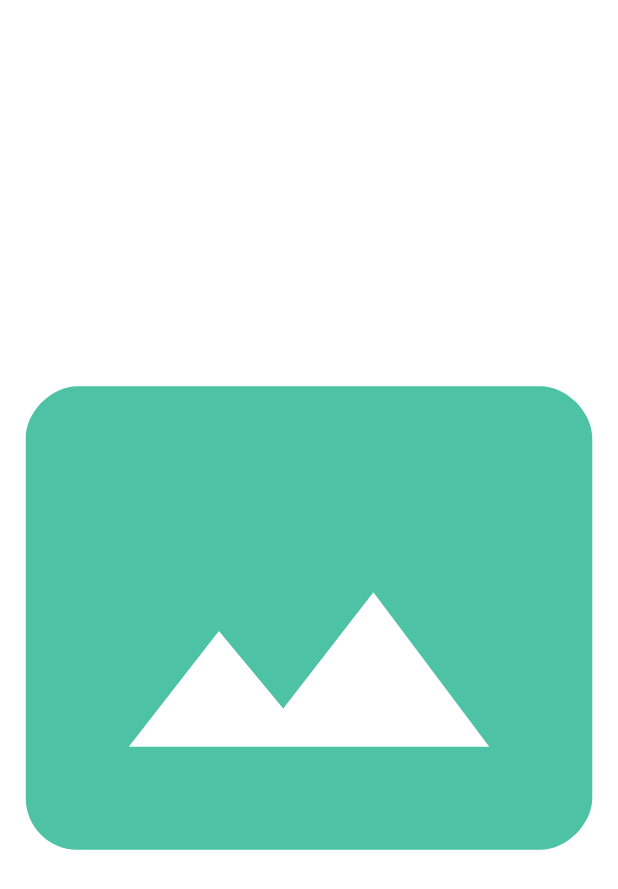
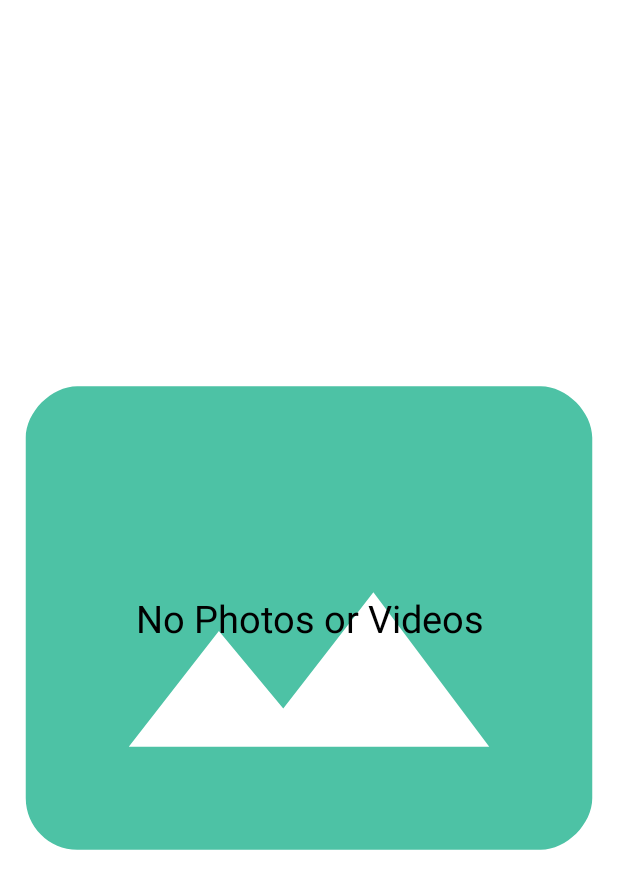
Before and after one commit to koushick123/FlipCam, an Android app: the MediaActivity screen opened directly, with no data from a screen before it, on a phone screen of 412 x 824 dp. Shown: the top 889 px of the screen. Run offline under Robolectric (Android 15) with nearby library versions, the phone set to English and light mode, and no system bars; 2 statements that could not run were skipped.

Commit message:
Feat: Make UI changes 1) Make UI changes for top and media controls. 2) Add no image text for no image placeholder. 3) Remove unnecessary files.

```diff
--- a/app/src/main/java/com/flipcam/PhotoFragment.java
+++ b/app/src/main/java/com/flipcam/PhotoFragment.java
@@ -237,7 +237,7 @@ public class PhotoFragment extends Fragment {
         TextView recordSavedText = new TextView(getActivity());
         recordSavedText.setText(getResources().getString(R.string.IMAGE_SAVED));
         ImageView recordSavedImg = new ImageView(getActivity());
-        recordSavedImg.setImageDrawable(getResources().getDrawable(R.drawable.ic_done_white_24dp));
+        recordSavedImg.setImageDrawable(getResources().getDrawable(R.drawable.ic_done_white));
         recordSavedText.setPadding((int)getResources().getDimension(R.dimen.recordSavePadding),(int)getResources().getDimension(R.dimen.recordSavePadding),
                 (int)getResources().getDimension(R.dimen.recordSavePadding),(int)getResources().getDimension(R.dimen.recordSavePadding));
         recordSavedText.setTextColor(getResources().getColor(R.color.saveText));
--- a/app/src/main/java/com/flipcam/VideoFragment.java
+++ b/app/src/main/java/com/flipcam/VideoFragment.java
@@ -283,7 +283,7 @@ public class VideoFragment extends android.app.Fragment{
         TextView recordSavedText = new TextView(getActivity());
         recordSavedText.setText(getResources().getString(R.string.RECORD_SAVED));
         ImageView recordSavedImg = new ImageView(getActivity());
-        recordSavedImg.setImageDrawable(getResources().getDrawable(R.drawable.ic_done_white_24dp));
+        recordSavedImg.setImageDrawable(getResources().getDrawable(R.drawable.ic_done_white));
         recordSavedText.setPadding((int)getResources().getDimension(R.dimen.recordSavePadding),(int)getResources().getDimension(R.dimen.recordSavePadding),
                 (int)getResources().getDimension(R.dimen.recordSavePadding),(int)getResources().getDimension(R.dimen.recordSavePadding));
         recordSavedText.setTextColor(getResources().getColor(R.color.saveText));
--- a/app/src/main/res/drawable/ic_play_arrow_white_24dp.xml
+++ b/app/src/main/res/drawable/ic_delete.xml
@@ -4,6 +4,6 @@
         android:viewportWidth="24.0"
         android:viewportHeight="24.0">
     <path
-        android:fillColor="#ff000000"
-        android:pathData="M8,5v14l11,-7z"/>
+        android:fillColor="@color/turqoise"
+        android:pathData="M6,19c0,1.1 0.9,2 2,2h8c1.1,0 2,-0.9 2,-2V7H6v12zM19,4h-3.5l-1,-1h-5l-1,1H5v2h14V4z"/>
 </vector>
--- a/app/src/main/res/drawable/ic_no_media.xml
+++ b/app/src/main/res/drawable/ic_no_media.xml
@@ -1,4 +1,4 @@
 <vector android:height="100dp" android:viewportHeight="24.0"
     android:viewportWidth="24.0" android:width="100dp" xmlns:android="http://schemas.android.com/apk/res/android">
-    <path android:fillColor="@color/progressFill" android:pathData="M21,3H3C2,3 1,4 1,5v14c0,1.1 0.9,2 2,2h18c1,0 2,-1 2,-2V5c0,-1 -1,-2 -2,-2zM5,17l3.5,-4.5 2.5,3.01L14.5,11l4.5,6H5z"/>
+    <path android:fillColor="@color/turqoise" android:pathData="M21,3H3C2,3 1,4 1,5v14c0,1.1 0.9,2 2,2h18c1,0 2,-1 2,-2V5c0,-1 -1,-2 -2,-2zM5,17l3.5,-4.5 2.5,3.01L14.5,11l4.5,6H5z"/>
 </vector>
--- a/app/src/main/res/drawable/ic_pause_white_24dp.xml
+++ b/app/src/main/res/drawable/ic_pause.xml
@@ -4,6 +4,6 @@
         android:viewportWidth="24.0"
         android:viewportHeight="24.0">
     <path
-        android:fillColor="#FF000000"
+        android:fillColor="@color/turqoise"
         android:pathData="M6,19h4L10,5L6,5v14zM14,5v14h4L18,5h-4z"/>
 </vector>
--- a/app/src/main/res/drawable/ic_delete_black_24dp.xml
+++ b/app/src/main/res/drawable/ic_play_arrow.xml
@@ -4,6 +4,6 @@
         android:viewportWidth="24.0"
         android:viewportHeight="24.0">
     <path
-        android:fillColor="#FF000000"
-        android:pathData="M6,19c0,1.1 0.9,2 2,2h8c1.1,0 2,-0.9 2,-2V7H6v12zM19,4h-3.5l-1,-1h-5l-1,1H5v2h14V4z"/>
+        android:fillColor="@color/turqoise"
+        android:pathData="M8,5v14l11,-7z"/>
 </vector>
--- a/app/src/main/res/drawable/ic_share_white_24dp.xml
+++ b/app/src/main/res/drawable/ic_share.xml
@@ -4,6 +4,6 @@
         android:viewportWidth="24.0"
         android:viewportHeight="24.0">
     <path
-        android:fillColor="#FFFFFFFF"
+        android:fillColor="@color/turqoise"
         android:pathData="M18,16.08c-0.76,0 -1.44,0.3 -1.96,0.77L8.91,12.7c0.05,-0.23 0.09,-0.46 0.09,-0.7s-0.04,-0.47 -0.09,-0.7l7.05,-4.11c0.54,0.5 1.25,0.81 2.04,0.81 1.66,0 3,-1.34 3,-3s-1.34,-3 -3,-3 -3,1.34 -3,3c0,0.24 0.04,0.47 0.09,0.7L8.04,9.81C7.5,9.31 6.79,9 6,9c-1.66,0 -3,1.34 -3,3s1.34,3 3,3c0.79,0 1.5,-0.31 2.04,-0.81l7.12,4.16c-0.05,0.21 -0.08,0.43 -0.08,0.65 0,1.61 1.31,2.92 2.92,2.92 1.61,0 2.92,-1.31 2.92,-2.92s-1.31,-2.92 -2.92,-2.92z"/>
 </vector>
--- a/app/src/main/res/drawable/ic_share_black_24dp.xml
+++ /dev/null
@@ -1,9 +0,0 @@
-<vector xmlns:android="http://schemas.android.com/apk/res/android"
-        android:width="24dp"
-        android:height="24dp"
-        android:viewportWidth="24.0"
-        android:viewportHeight="24.0">
-    <path
-        android:fillColor="#FF000000"
-        android:pathData="M18,16.08c-0.76,0 -1.44,0.3 -1.96,0.77L8.91,12.7c0.05,-0.23 0.09,-0.46 0.09,-0.7s-0.04,-0.47 -0.09,-0.7l7.05,-4.11c0.54,0.5 1.25,0.81 2.04,0.81 1.66,0 3,-1.34 3,-3s-1.34,-3 -3,-3 -3,1.34 -3,3c0,0.24 0.04,0.47 0.09,0.7L8.04,9.81C7.5,9.31 6.79,9 6,9c-1.66,0 -3,1.34 -3,3s1.34,3 3,3c0.79,0 1.5,-0.31 2.04,-0.81l7.12,4.16c-0.05,0.21 -0.08,0.43 -0.08,0.65 0,1.61 1.31,2.92 2.92,2.92 1.61,0 2.92,-1.31 2.92,-2.92s-1.31,-2.92 -2.92,-2.92z"/>
-</vector>
--- a/app/src/main/res/layout/activity_media.xml
+++ b/app/src/main/res/layout/activity_media.xml
@@ -10,7 +10,20 @@
         android:layout_weight="0.5"
         android:background="@color/mediaControlColor"
         android:src="@drawable/ic_no_media"
-        android:visibility="gone" />
+        android:visibility="gone"
+         />
+
+    <TextView
+        android:id="@+id/noImageText"
+        android:layout_width="match_parent"
+        android:layout_height="wrap_content"
+        android:layout_gravity="center"
+        android:gravity="center"
+        android:text="@string/NO_IMAGE"
+        android:textSize="@dimen/noImageTextSize"
+        android:textColor="@color/noImageTextColor"
+        android:visibility="gone"
+        />
 
     <android.support.v4.view.ViewPager xmlns:android="http://schemas.android.com/apk/res/android"
         android:id="@+id/mediaPager"
@@ -20,7 +33,7 @@
     <LinearLayout xmlns:android="http://schemas.android.com/apk/res/android"
         android:id="@+id/topMediaControls"
         android:layout_width="match_parent"
-        android:layout_height="50dp"
+        android:layout_height="@dimen/topMediaBarPortrait"
         android:layout_gravity="top"
         android:gravity="center_vertical"
         android:background="@color/mediaControlColor"
@@ -32,7 +45,7 @@
             android:layout_height="wrap_content"
             android:layout_weight="0.5"
             android:background="@color/mediaControlColor"
-            android:src="@drawable/ic_delete_black_24dp" />
+            android:src="@drawable/ic_delete" />
 
         <ImageButton
             android:id="@+id/shareMedia"
@@ -40,7 +53,7 @@
             android:layout_height="wrap_content"
             android:layout_weight="0.5"
             android:background="@color/mediaControlColor"
-            android:src="@drawable/ic_share_black_24dp" />
+            android:src="@drawable/ic_share" />
 
     </LinearLayout>
     <LinearLayout
@@ -93,10 +106,10 @@
                 android:layout_width="wrap_content"
                 android:layout_height="50dp"
                 android:layout_gravity="center"
-                android:layout_weight="0.2"
+                android:layout_weight="0.1"
                 android:background="@color/mediaControlColor"
                 android:scaleType="centerCrop"
-                android:src="@drawable/ic_play_arrow_white_24dp" />
+                android:src="@drawable/ic_play_arrow" />
         </LinearLayout>
     </LinearLayout>
 </FrameLayout>
--- a/app/src/main/res/values/colors.xml
+++ b/app/src/main/res/values/colors.xml
@@ -13,14 +13,14 @@
     <color name="thumbnailPlaceholder">#686565</color>
     //Progress fill color for zoombar
     <color name="progressFill">#4dc2a5</color>
+    //Theme color for the app
+    <color name="turqoise">#4dc2a5</color>
     //Time elapsed text color
     <color name="timeElapsed">#ff0000</color>
     //Memory consumed text color
     <color name="memoryConsumed">#ff0000</color>
     //Top and Bottom media control color for image
     <color name="mediaControlColor">#FFFFFF</color>
-    //Top and Bottom media control color for video
-    <color name="mediaControlColorVideo">#4F000000</color>
     //Progress fill color for video seekbar
     <color name="seekFill">#FFFFFF</color>
     //Start and end time color
@@ -33,4 +33,6 @@
     <color name="modeColor">#FFFFFF</color>
     //Transparent color for saved message
     <color name="savedMsg">#7F000000</color>
+    //Color for no image text
+    <color name="noImageTextColor">#000000</color>
 </resources>
--- a/app/src/main/res/values/dimensions.xml
+++ b/app/src/main/res/values/dimensions.xml
@@ -60,4 +60,10 @@
     <dimen name="shareDeleteTopMarginPortrait">15dp</dimen>
     //Top margin for share and delete buttons (Landscape)
     <dimen name="shareDeleteTopMarginLandscape">10dp</dimen>
+    //Size for no image text
+    <dimen name="noImageTextSize">25sp</dimen>
+    //Size of top bar for media (Portrait)
+    <dimen name="topMediaBarPortrait">60dp</dimen>
+    //Size of top bar for media (Landscape)
+    <dimen name="topMediaBarLandscape">40dp</dimen>
 </resources>
--- a/app/src/main/res/values/strings.xml
+++ b/app/src/main/res/values/strings.xml
@@ -22,4 +22,5 @@
     <string name="MODE">MODE</string>
     <string name="RECORD_SAVED">VIDEO SAVED</string>
     <string name="IMAGE_SAVED">IMAGE SAVED</string>
+    <string name="NO_IMAGE">No Photos or Videos</string>
 </resources>
```
Also changed, not shown: app/src/main/java/com/flipcam/MediaActivity.java (+35 -13 lines), app/src/main/java/com/flipcam/view/SurfaceViewVideoFragment.java (+7 -7 lines), app/src/main/res/drawable/ic_delete_white_24dp.xml (deleted, +0 -9 lines), app/src/main/res/drawable/ic_done_white.xml (renamed from app/src/main/res/drawable/ic_done_white_24dp.xml).
